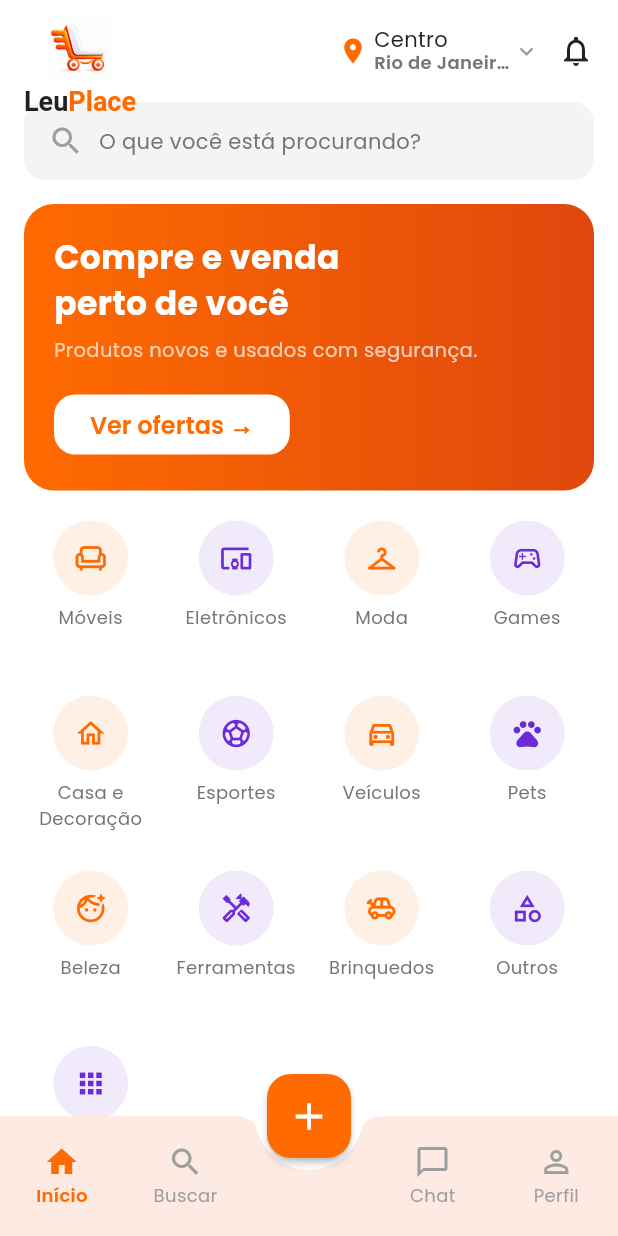
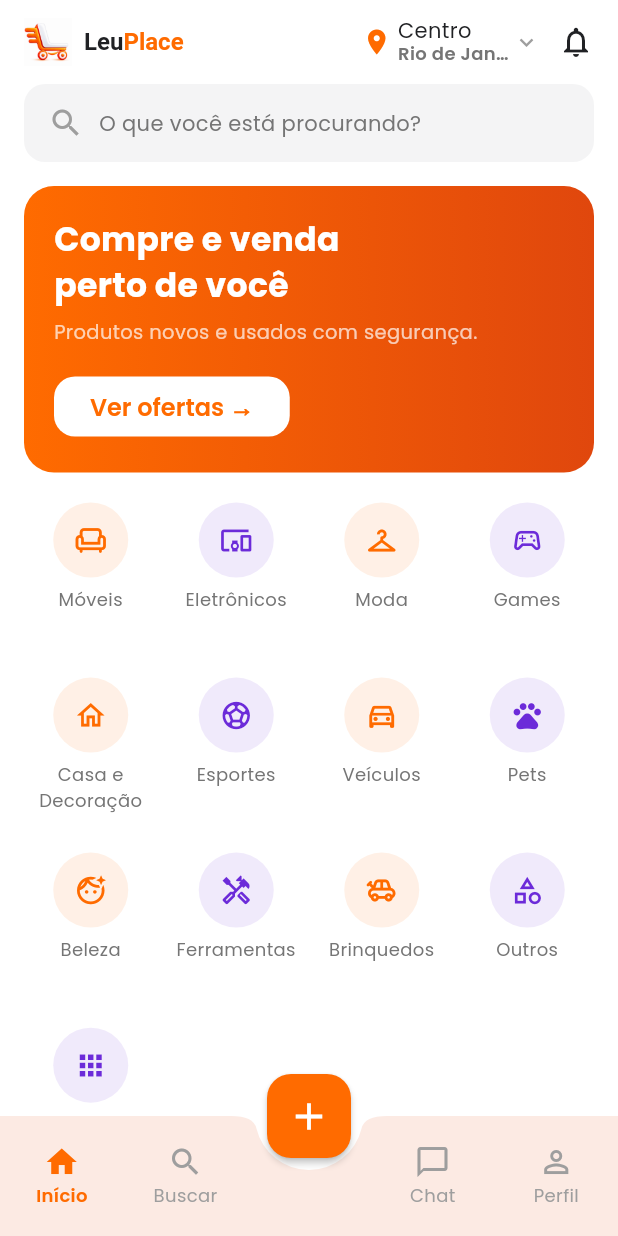
Before and after one commit to leunamesoftware/leuplace, a Flutter app: the HomeScreen screen opened by its route, on a phone screen of 412 x 824 dp. Run offline on Flutter 3.47's test engine with Material 3 defaults, Android fonts, the phone set to English and light mode, and no system bars; our stand-ins replace cloud_firestore, firebase_auth, firebase_core, firebase_storage, flutter_riverpod, go_router and 3 more; accounts and stored records are empty.

Commit message:
fix: nome LeuPlace ao lado do carrinho no cabeçalho, não embaixo
O cabeçalho (Home, Categorias, Buscar) reusava o logo empilhado
(ícone em cima, nome embaixo) feito para a tela de splash — isso deixava
o cabeçalho mais alto que o previsto e o nome invadia visualmente a
barra de busca logo abaixo. Agora o cabeçalho tem sua própria versão
compacta, com o nome ao lado do carrinho.

Co-Authored-By: Claude Sonnet 5 <noreply@anthropic.com>
Claude-Session: https://claude.ai/code/session_01NeaR7mb7hA3ppBD6bwaoZL

```diff
--- a/lib/widgets/app_header.dart
+++ b/lib/widgets/app_header.dart
@@ -23,9 +23,10 @@ class AppHeader extends ConsumerWidget implements PreferredSizeWidget {
         child: Row(
           children: [
             const AppLogo(
-              markSize: 40,
-              wordmarkFontSize: 18,
+              markSize: 32,
+              wordmarkFontSize: 16,
               showTagline: false,
+              horizontal: true,
             ),
             const Spacer(),
             Flexible(
--- a/lib/widgets/app_logo.dart
+++ b/lib/widgets/app_logo.dart
@@ -12,6 +12,7 @@ class AppLogo extends StatelessWidget {
     this.wordmarkFontSize = 40,
     this.showTagline = true,
     this.wordmarkColor,
+    this.horizontal = false,
   });
 
   final double markSize;
@@ -19,37 +20,50 @@ class AppLogo extends StatelessWidget {
   final bool showTagline;
   final Color? wordmarkColor;
 
+  /// Ícone ao lado do nome (para cabeçalhos compactos) em vez de empilhado
+  /// verticalmente (usado na splash e nas telas de autenticação).
+  final bool horizontal;
+
   @override
   Widget build(BuildContext context) {
     final leuColor = wordmarkColor ?? AppColors.textDark;
 
-    return Column(
-      mainAxisSize: MainAxisSize.min,
-      children: [
-        Image.asset(
+    final mark = Image.asset(
       'assets/images/leuplace_mark.png',
       width: markSize,
       height: markSize,
-        ),
-        const SizedBox(height: 8),
-        RichText(
+    );
+
+    final wordmark = RichText(
       text: TextSpan(
         style: AppTextStyles.displayBold.copyWith(
           fontSize: wordmarkFontSize,
           height: 1,
         ),
         children: [
-              TextSpan(
-                text: 'Leu',
-                style: TextStyle(color: leuColor),
-              ),
-              const TextSpan(
-                text: 'Place',
-                style: TextStyle(color: AppColors.primary),
-              ),
+          TextSpan(text: 'Leu', style: TextStyle(color: leuColor)),
+          const TextSpan(text: 'Place', style: TextStyle(color: AppColors.primary)),
         ],
       ),
-        ),
+    );
+
+    if (horizontal) {
+      return Row(
+        mainAxisSize: MainAxisSize.min,
+        children: [
+          mark,
+          const SizedBox(width: 8),
+          wordmark,
+        ],
+      );
+    }
+
+    return Column(
+      mainAxisSize: MainAxisSize.min,
+      children: [
+        mark,
+        const SizedBox(height: 8),
+        wordmark,
         if (showTagline) ...[
           const SizedBox(height: 6),
           Text(
```
Lines whose indentation alone changed are shown as unchanged.
